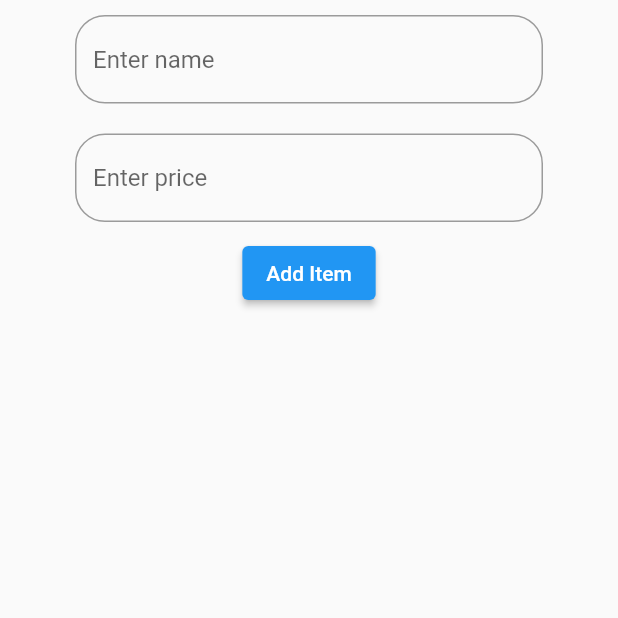
After one commit to riyatyagi99/fl_june2022, a Flutter app: the FBOperations screen opened directly, after a tap on "SendData", on a phone screen of 412 x 824 dp, the top half of it. The commit adds this screen. Run offline on Flutter 3.47's test engine with Material 2 defaults, Android fonts, the phone set to English and light mode, and no system bars; our stand-ins replace cloud_firestore, equatable, firebase_core, flutter_bloc; accounts and stored records are empty.

Commit message:
cloud_firestore

```diff
--- /dev/null
+++ b/lib/firebase/cloud_firestore/cloud_fs_send_data.dart
@@ -0,0 +1,96 @@
+import 'package:cloud_firestore/cloud_firestore.dart';
+import 'package:flutter/material.dart';
+import 'package:flutter_june2022/firebase/cloud_firestore/product_model.dart';
+
+
+class SendData extends StatefulWidget {
+  const SendData({Key? key}) : super(key: key);
+
+  @override
+  State<SendData> createState() => _SendDataState();
+}
+
+class _SendDataState extends State<SendData> {
+
+  TextEditingController name=TextEditingController();
+  TextEditingController price=TextEditingController();
+
+  Future<void> insertData(final product) async{
+    FirebaseFirestore fireStore=FirebaseFirestore.instance;
+    fireStore.collection("products").add(product).
+    then((DocumentReference ref) {
+      print(ref.id);
+    }).catchError((e){
+      print(e);
+    });
+
+  }
+
+
+
+  @override
+  Widget build(BuildContext context) {
+    return Scaffold(
+      body: SafeArea(
+        child:Column(
+          children: [
+            Padding(
+              padding: const EdgeInsets.symmetric(horizontal: 50.0,vertical: 10),
+              child: TextField(
+                controller: name,
+                decoration: InputDecoration(
+                  border: OutlineInputBorder(borderRadius: BorderRadius.circular(20)),
+                  hintText: "Enter name"
+                ),
+              ),
+            ),
+            Padding(
+              padding: const EdgeInsets.symmetric(horizontal: 50.0,vertical: 10),
+              child: TextField(
+                controller: price,
+                decoration: InputDecoration(
+                  border: OutlineInputBorder(borderRadius: BorderRadius.circular(20)),
+                  hintText: "Enter price"
+                ),
+              ),
+            ),
+
+            ElevatedButton(
+                onPressed: (){
+
+                  final pricee=price.text;
+                  final namee=name.text;
+                  ProductModel product=ProductModel(namee, pricee);
+                  insertData(product.toMap());
+
+                },
+                child:const Text("Add Item")),
+            Expanded(
+                child:StreamBuilder<QuerySnapshot>(   // QuerySnapshot-imp
+                  stream: FirebaseFirestore.instance.collection("products").snapshots(),
+                  builder: (BuildContext context, AsyncSnapshot<QuerySnapshot> snapshot) {
+
+                     if(snapshot.hasError){
+                       return Text("There is some erroe");
+                     }
+                     if (snapshot.connectionState==ConnectionState.waiting){
+                       return CircularProgressIndicator();
+                     } else {
+                       final list=snapshot.data?.docs;
+                      return ListView.builder(
+                      itemCount: list?.length ?? 0,
+                      itemBuilder: (context, index) {
+                        return ListTile(
+                          title: Text(list?[index]["name"]??''),
+                          subtitle: Text(list?[index]["price"]?? ''),
+                        );
+                      });
+                }
+              },)
+              )
+          ],
+        ),
+      ),
+    );
+  }
+}
--- /dev/null
+++ b/lib/firebase/cloud_firestore/product_model.dart
@@ -0,0 +1,14 @@
+
+
+class ProductModel{
+  final String? name;
+  final String? price;
+  ProductModel(this.name,this.price);
+
+  Map<String,dynamic> toMap(){
+    return {
+      "name":this.name,
+      "price":this.price,
+    };
+  }
+}
--- /dev/null
+++ b/lib/firebase/firebase_operations.dart
@@ -0,0 +1,27 @@
+import 'package:flutter/material.dart';
+
+import 'cloud_firestore/cloud_fs_send_data.dart';
+
+class FBOperations extends StatelessWidget {
+  const FBOperations({Key? key}) : super(key: key);
+
+  @override
+  Widget build(BuildContext context) {
+    return Scaffold(
+      body: Center(
+        child: Column(
+          mainAxisAlignment: MainAxisAlignment.center,
+          children: [
+            ElevatedButton(
+                onPressed: (){
+                  Navigator.push(
+                      context,
+                      MaterialPageRoute(builder:(context)=>SendData()));
+                },
+                child:const Text("SendData")),
+          ],
+        ),
+      ),
+    );
+  }
+}
--- a/lib/main.dart
+++ b/lib/main.dart
@@ -1,5 +1,6 @@
 import 'dart:developer';
 
+import 'package:firebase_core/firebase_core.dart';
 import 'package:flutter/material.dart';
 import 'package:flutter_bloc/flutter_bloc.dart';
 import 'package:flutter_june2022/provider/counter.dart';
@@ -11,8 +12,13 @@ import 'cubit/weather_cubit.dart';
 import 'cubit/weather_repo.dart';
 import 'cubit/weather_view.dart';
 import 'extension__methods/extension_custom_methods.dart';
+import 'firebase/cloud_firestore/cloud_fs_send_data.dart';
+import 'firebase/firebase_operations.dart';
 
-void main() {
+void main() async{
+  WidgetsFlutterBinding.ensureInitialized();
+  await Firebase.initializeApp();
+
   runApp(const MyApp());
 }
 
@@ -110,6 +116,13 @@ class _MyHomePageState extends State<MyHomePage> {
                         MaterialPageRoute(builder:(context)=>CustomExtnWidgets()));
                   },
                   child:const Text("extensions")),
+              ElevatedButton(
+                  onPressed: (){
+                    Navigator.push(
+                        context,
+                        MaterialPageRoute(builder:(context)=>FBOperations()));
+                  },
+                  child:const Text("FBOperations")),
             ],
           ),
         ),
--- a/pubspec.yaml
+++ b/pubspec.yaml
@@ -37,6 +37,8 @@ dependencies:
   provider: ^6.0.3
   flutter_bloc: ^8.0.1
   equatable: ^2.0.3
+  cloud_firestore: ^3.1.18
+  firebase_core: ^1.18.0
 
   #bloc: ^8.0.3
 
```
Also changed, not shown: pubspec.lock, 6 other files.
